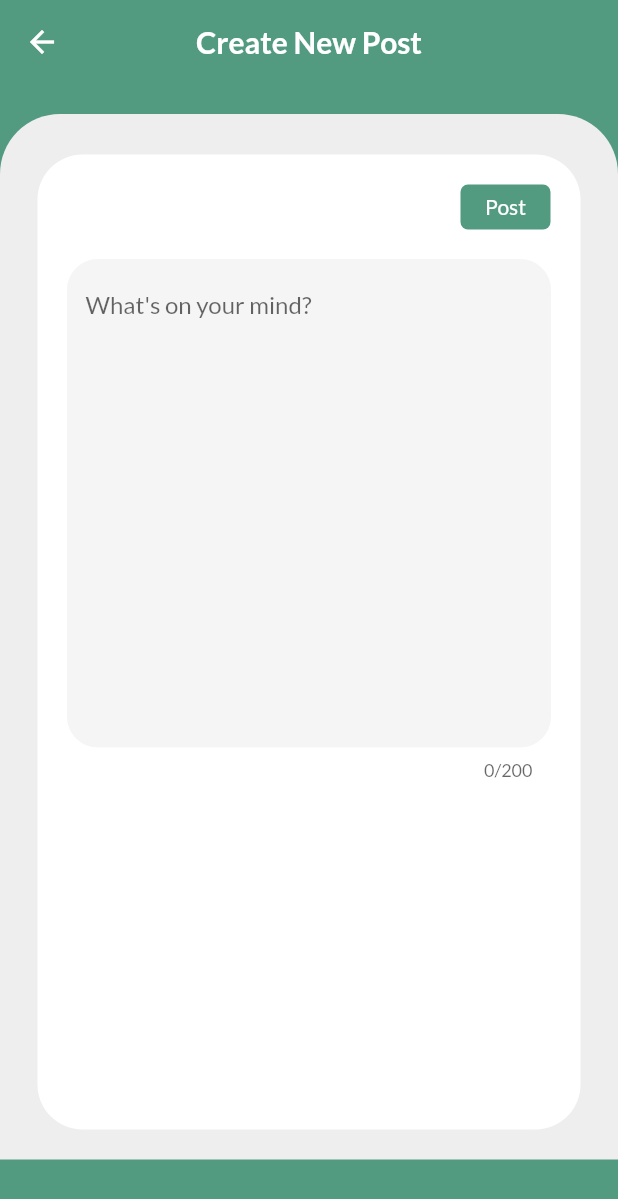
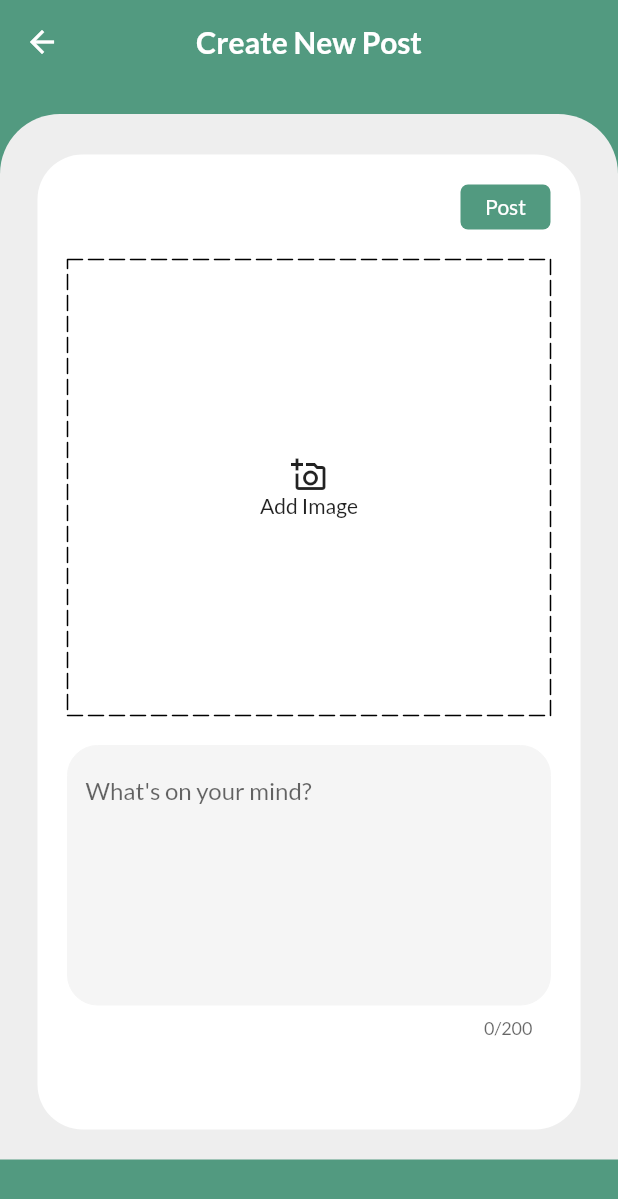
Before and after one commit to agrawalshreyansh0/sociolite-flutter-app, a Flutter app: the AddPost screen opened by its route, on a phone screen of 412 x 824 dp. Shown: the top 1199 px of the screen. Run offline on Flutter 3.47's test engine with Material 2 defaults, Android fonts, the phone set to English and light mode, and no system bars; drawn by our look-alikes of dotted_border; our stand-ins replace file_picker, google_fonts, shared_preferences; missing offline and left inert: cloudinary_public; accounts and stored records are empty; network calls fail.

Commit message:
completed the add post with image

```diff
--- a/lib/Screens/add_post.dart
+++ b/lib/Screens/add_post.dart
@@ -1,3 +1,9 @@
+import 'dart:developer';
+import 'dart:io';
+
+import 'package:cloudinary_public/cloudinary_public.dart';
+import 'package:dotted_border/dotted_border.dart';
+import 'package:file_picker/file_picker.dart';
 import 'package:flutter/material.dart';
 import 'package:provider/provider.dart';
 import 'package:sociolite/models/main_user.dart';
@@ -15,24 +21,53 @@ class AddPost extends StatefulWidget {
 }
 
 TextEditingController _contentController = TextEditingController();
+File image = File('');
+bool imageloaded = false;
 
 class _AddPostState extends State<AddPost> {
 
-  createPost(BuildContext context, String userId) {
+
+  createPost(BuildContext context, String userId) async {
+    if (!imageloaded) {
+      ScaffoldMessenger.of(context)
+          .showSnackBar(const SnackBar(content: Text("Add and image")));
+      return;
+    }
+    Navigator.pushNamed(context, MyRoutes.homeRoute);
+    String imageUrl = await addImageToCloudinary();
     Provider.of<PostsProvider>(context, listen: false)
-        .addPost(userId.toString(), _contentController.text);
-    Navigator.pushNamed(context, MyRoutes.homeRoute);
+        .addPost(userId.toString(), _contentController.text, imageUrl);
+    imageloaded = false;
+    _contentController.text = "";
   }
 
-  @override
-  void dispose() {
-    _contentController.dispose();
-    super.dispose();
+  addImageToCloudinary() async {
+    try {
+      final cloudinary = CloudinaryPublic('dirlbwstv', 'kdm5hqsd');
+      CloudinaryResponse res =
+          await cloudinary.uploadFile(CloudinaryFile.fromFile(image.path));
+      return res.secureUrl;
+    } catch (err) {
+      log(err.toString());
+    }
+  }
+
+  addImage() async {
+    try {
+      var getImage = await FilePicker.platform.pickFiles(type: FileType.image);
+      if (getImage != null) {
+        image = File(getImage.files.single.path.toString());
+        imageloaded = true;
+        setState(() {});
+      }
+    } catch (err) {
+      log(err.toString());
+    }
   }
 
   @override
   Widget build(BuildContext context) {
-    MainUser user = Provider.of<UserProvider>(context,listen: false).user;
+    MainUser user = Provider.of<UserProvider>(context, listen: false).user;
     return Layout1(
         header: 'Create New Post',
         child: SafeArea(
@@ -46,6 +81,7 @@ class _AddPostState extends State<AddPost> {
               decoration: BoxDecoration(
                   color: MyTheme.containerColor,
                   borderRadius: BorderRadius.circular(30)),
+              child: SingleChildScrollView(
                 child: Column(
                   children: [
                     const SizedBox(
@@ -55,14 +91,14 @@ class _AddPostState extends State<AddPost> {
                       mainAxisAlignment: MainAxisAlignment.spaceBetween,
                       children: [
                         Text(
-                        user.name ,
+                          user.name,
                           style: TextStyle(
                               fontWeight: FontWeight.bold,
                               fontSize: 20,
                               color: MyTheme.primary),
                         ),
                         GestureDetector(
-                        onTap: () => createPost(context,user.id),
+                          onTap: () => createPost(context, user.id),
                           child: Container(
                             alignment: Alignment.center,
                             height: 30,
@@ -81,8 +117,41 @@ class _AddPostState extends State<AddPost> {
                     const SizedBox(
                       height: 20,
                     ),
+                    imageloaded
+                        ? Image.file(
+                            image,
+                            fit: BoxFit.cover,
+                            height: 300,
+                          )
+                        : DottedBorder(
+                            borderType: BorderType.Rect,
+                            radius: const Radius.circular(10),
+                            strokeCap: StrokeCap.round,
+                            dashPattern: const [10, 4],
+                            child: GestureDetector(
+                              onTap: (() => addImage()),
+                              child: Container(
+                                height: 300,
+                                decoration: BoxDecoration(
+                                    borderRadius: BorderRadius.circular(10)),
+                                width: double.infinity,
+                                child: Center(
+                                  child: Column(
+                                    mainAxisAlignment: MainAxisAlignment.center,
+                                    children: const [
+                                      Icon(Icons.add_a_photo_outlined),
+                                      Text("Add Image"),
+                                    ],
+                                  ),
+                                ),
+                              ),
+                            ),
+                          ),
+                    const SizedBox(
+                      height: 20,
+                    ),
                     TextFormField(
-                    maxLines: 15,
+                      maxLines: 7,
                       maxLength: 200,
                       controller: _contentController,
                       decoration: InputDecoration(
@@ -111,13 +180,15 @@ class _AddPostState extends State<AddPost> {
                               BorderSide(width: 0, color: Colors.grey.shade100),
                         ),
                         labelStyle: TextStyle(
-                          fontWeight: FontWeight.bold, color: MyTheme.primary),
+                            fontWeight: FontWeight.bold,
+                            color: MyTheme.primary),
                       ),
                     )
                   ],
                 ),
               ),
             ),
+          ),
         ));
   }
 }
--- a/lib/listOrGridBuilders/post_list.dart
+++ b/lib/listOrGridBuilders/post_list.dart
@@ -55,8 +55,8 @@ class PostList extends StatelessWidget {
               child: ClipRRect(
                 borderRadius: BorderRadius.circular(15),
                 child: Image.network(
-                  "https://i.pinimg.com/236x/5b/f5/0b/5bf50b52133173e4728d58331c2813f4.jpg",
-                  fit: BoxFit.fill,
+                 post.imageUrl.toString(),
+                  fit: BoxFit.cover,
                 ),
               )),
           const SizedBox(
--- a/lib/models/post.dart
+++ b/lib/models/post.dart
@@ -11,6 +11,7 @@ class Post with ChangeNotifier {
   bool like;
   int commentsCount;
   int likesCount;
+  String? imageUrl;
 
   Post({
     this.id,
@@ -20,6 +21,7 @@ class Post with ChangeNotifier {
     this.like = false,
     required this.commentsCount,
     required this.likesCount,
+    this.imageUrl,
   });
 
   void toggleLikeStatus() {
@@ -35,17 +37,23 @@ class Post with ChangeNotifier {
       'comments': comments.map((x) => x.toMap()).toList(),
       'commentsCount': commentsCount,
       'likesCount': likesCount,
+      'imageUrl':imageUrl,
     };
   }
 
   factory Post.fromMap(Map<String, dynamic> map) {
     return Post(
       id: map['_id'] != null ? map['_id'] as String : null,
-      user: User.fromMap(map['user'] as Map<String,dynamic>),
+      user: User.fromMap(map['user'] as Map<String, dynamic>),
       content: map['content'] as String,
-      comments: List<Comment>.from((map['comments']).map<Comment>((x) => Comment.fromMap(x as Map<String,dynamic>),),),
+      comments: List<Comment>.from(
+        (map['comments']).map<Comment>(
+          (x) => Comment.fromMap(x as Map<String, dynamic>),
+        ),
+      ),
       commentsCount: map['commentsCount'] as int,
       likesCount: map['likesCount'] as int,
+       imageUrl: map['imageUrl'] != null ? map['imageUrl'] as String : null,
     );
   }
 
--- a/lib/providers/post_provider.dart
+++ b/lib/providers/post_provider.dart
@@ -19,8 +19,8 @@ class PostsProvider with ChangeNotifier {
     notifyListeners();
   }
 
-  void addPost(String userId, String content) async {
-    await PostService.addPost(userId, content);
+  void addPost(String userId, String content,String imageUrl) async {
+    await PostService.addPost(userId, content,imageUrl);
     fetchPosts();
   }
 
--- a/lib/services/post_services.dart
+++ b/lib/services/post_services.dart
@@ -23,10 +23,10 @@ class PostService {
     return posts;
   }
 
-  static Future<void> addPost(String userId, String content) async {
+  static Future<void> addPost(String userId, String content, String imageUrl ) async {
     Uri responseUri = Uri.parse("$_baseUrl/posts/createPost");
     var response = await http
-        .post(responseUri, body: {"user": userId, "content": content});
+        .post(responseUri, body: {"user": userId, "content": content,"imageUrl":imageUrl});
 
     Map decoded = jsonDecode(response.body);
     log(decoded.toString());
--- a/pubspec.yaml
+++ b/pubspec.yaml
@@ -36,6 +36,9 @@ dependencies:
   provider: ^6.0.5
   http: ^0.13.5
   shared_preferences: ^2.0.16
+  dotted_border: ^2.0.0+3
+  file_picker: ^5.2.5
+  cloudinary_public: ^0.20.0
 
 
   # The following adds the Cupertino Icons font to your application.
```
Also changed, not shown: pubspec.lock, 1 other file. Lines whose indentation alone changed are shown as unchanged.
